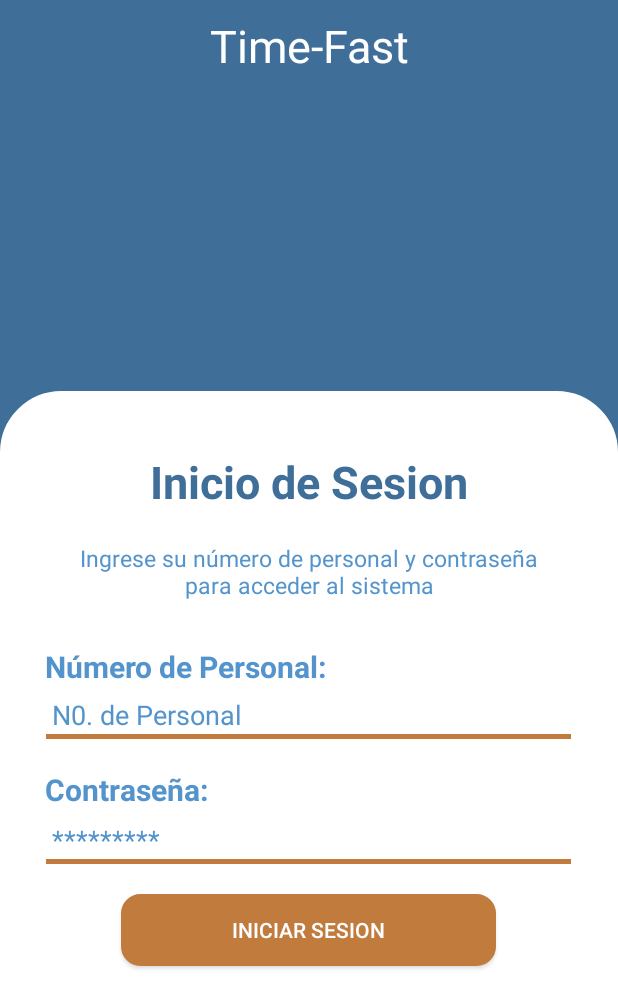
After one commit to sebastiancc27/TimeFastMovil, an Android app: the layout activity_login.xml on its own in the app's theme, with its tools: preview values and no code run, on a phone screen of 412 x 824 dp. The commit adds this screen. Shown: the top 1008 px of the screen. Run offline under Robolectric (Android 15) with nearby library versions, the phone set to English and light mode, and no system bars.

Commit message:
Pantalla de Login Shapes de Login y Edit Text Modificación de Themes y Strings

```diff
--- a/app/build.gradle.kts
+++ b/app/build.gradle.kts
@@ -30,6 +30,9 @@ android {
         sourceCompatibility = JavaVersion.VERSION_1_8
         targetCompatibility = JavaVersion.VERSION_1_8
     }
+    buildFeatures{
+        viewBinding=true
+    }
     kotlinOptions {
         jvmTarget = "1.8"
     }
--- a/app/src/main/AndroidManifest.xml
+++ b/app/src/main/AndroidManifest.xml
@@ -13,7 +13,7 @@
         android:theme="@style/Theme.TimeFastMovil"
         tools:targetApi="31">
         <activity
-            android:name=".MainActivity"
+            android:name=".LoginActivity"
             android:exported="true">
             <intent-filter>
                 <action android:name="android.intent.action.MAIN" />
@@ -21,6 +21,10 @@
                 <category android:name="android.intent.category.LAUNCHER" />
             </intent-filter>
         </activity>
+        <activity
+            android:name=".MainActivity"
+            android:exported="true">
+        </activity>
     </application>
 
 </manifest>
--- /dev/null
+++ b/app/src/main/java/uv/tc/timefastmovil/LoginActivity.kt
@@ -0,0 +1,18 @@
+package uv.tc.timefastmovil
+
+import android.os.Bundle
+import androidx.activity.enableEdgeToEdge
+import androidx.appcompat.app.AppCompatActivity
+import androidx.core.view.ViewCompat
+import androidx.core.view.WindowInsetsCompat
+import uv.tc.timefastmovil.databinding.ActivityLoginBinding
+
+class LoginActivity : AppCompatActivity() {
+    private lateinit var binding : ActivityLoginBinding
+    override fun onCreate(savedInstanceState: Bundle?) {
+        super.onCreate(savedInstanceState)
+        binding = ActivityLoginBinding.inflate(layoutInflater)
+        val view = binding.root
+        setContentView(view)
+    }
+}
--- /dev/null
+++ b/app/src/main/res/drawable/shape_edit_text.xml
@@ -0,0 +1,9 @@
+<?xml version="1.0" encoding="utf-8" ?>
+<layer-list xmlns:android="http://schemas.android.com/apk/res/android" >
+    <item android:gravity="bottom">
+        <shape>
+            <size android:height="3dp" />
+            <solid android:color="@color/secondary_color" />
+        </shape>
+    </item>
+</layer-list>
--- /dev/null
+++ b/app/src/main/res/drawable/shape_login_button.xml
@@ -0,0 +1,14 @@
+<?xml version="1.0" encoding="utf-8"?>
+<shape
+    xmlns:android="http://schemas.android.com/apk/res/android">
+    <corners
+        android:bottomRightRadius="12dp"
+        android:bottomLeftRadius="12dp"
+        android:topLeftRadius="12dp"
+        android:topRightRadius="12dp"/>
+    <stroke
+        android:color="@color/secondary_color"
+        android:width="2dp"/>
+    <solid  android:color="@color/secondary_color"/>
+
+</shape>
--- /dev/null
+++ b/app/src/main/res/drawable/shape_login_container_white.xml
@@ -0,0 +1,14 @@
+<?xml version="1.0" encoding="utf-8"?>
+<shape
+    xmlns:android="http://schemas.android.com/apk/res/android">
+    <corners
+        android:bottomRightRadius="0dp"
+        android:bottomLeftRadius="0dp"
+        android:topLeftRadius="40dp"
+        android:topRightRadius="40dp"/>
+    <stroke
+        android:color="#ffffff"
+        android:width="2dp"/>
+    <solid  android:color="@android:color/white"/>
+
+</shape>
--- /dev/null
+++ b/app/src/main/res/layout/activity_login.xml
@@ -0,0 +1,107 @@
+<?xml version="1.0" encoding="utf-8"?>
+<LinearLayout
+    xmlns:android="http://schemas.android.com/apk/res/android"
+    xmlns:app="http://schemas.android.com/apk/res-auto"
+    xmlns:tools="http://schemas.android.com/tools"
+    android:id="@+id/main"
+    android:layout_width="match_parent"
+    android:layout_height="match_parent"
+    tools:context=".LoginActivity"
+    android:orientation="vertical"
+    android:background="@color/background_color"
+    >
+    <TextView
+        android:layout_width="match_parent"
+        android:layout_height="wrap_content"
+        android:text="@string/login_titulo"
+        android:textColor="@color/white"
+        android:textSize="30sp"
+        android:textAlignment="center"
+        android:padding="10dp"
+        />
+
+    <LinearLayout
+        android:layout_width="match_parent"
+        android:layout_height="match_parent"
+        android:orientation="vertical"
+        android:background="@drawable/shape_login_container_white"
+        android:layout_marginTop="200dp"
+        android:padding="30dp"
+        >
+        <TextView
+            android:layout_width="match_parent"
+            android:layout_height="wrap_content"
+            android:text="@string/login_card_titulo"
+            android:textSize="30sp"
+            android:padding="10dp"
+            android:textAlignment="center"
+            android:textColor="@color/background_color"
+            android:textStyle="bold"
+            />
+
+        <TextView
+            android:layout_width="match_parent"
+            android:layout_height="wrap_content"
+            android:padding="10dp"
+            android:text="@string/login_card_subtitulo"
+            android:textAlignment="center"
+            android:textColor="@color/primary_color"
+            android:textSize="15sp" />
+        <TextView
+            android:layout_width="350dp"
+            android:layout_height="wrap_content"
+            android:text="@string/login_numero_personal_label"
+            android:textColor="@color/primary_color"
+            android:textStyle="bold"
+            android:textSize="20sp"
+            android:layout_marginTop="20dp"
+            />
+        <EditText
+            android:id="@+id/et_no_personal"
+            android:layout_width="350dp"
+            android:layout_height="wrap_content"
+            android:hint="@string/login_numero_personal_hint"
+            android:background="@drawable/shape_edit_text"
+            android:padding="4dp"
+            android:textColorHint="@color/primary_color"
+            android:layout_gravity="center"
+            android:layout_marginTop="2dp"
+            />
+
+        <TextView
+            android:layout_width="350dp"
+            android:layout_height="wrap_content"
+            android:text="@string/login_contrasena_label"
+            android:textColor="@color/primary_color"
+            android:textStyle="bold"
+            android:textSize="20sp"
+
+            android:layout_marginTop="20dp"
+            />
+        <EditText
+            android:id="@+id/et_contrasena"
+            android:layout_width="350dp"
+            android:layout_height="wrap_content"
+            android:inputType="textPassword"
+            android:hint="@string/login_contrasena_hint"
+            android:background="@drawable/shape_edit_text"
+            android:padding="4dp"
+            android:textColorHint="@color/primary_color"
+            android:layout_gravity="center"
+            android:layout_marginTop="3dp"
+            />
+            <Button
+                android:id="@+id/btn_iniciar_sesion"
+                android:layout_width="250dp"
+                android:layout_height="wrap_content"
+                android:background="@drawable/shape_login_button"
+                android:text="@string/login_iniciar_sesion_button"
+                android:textColor="@color/white"
+                android:layout_marginTop="20dp"
+                android:layout_gravity="center"
+                />
+
+    </LinearLayout>
+
+
+</LinearLayout>
--- a/app/src/main/res/values/strings.xml
+++ b/app/src/main/res/values/strings.xml
@@ -29,4 +29,16 @@
     <string name="envio_comentarios_text">Comentario</string>
     <string name="envio_boton_cancelar">Cancelar</string>
     <string name="envio_boton_guardar">Guardar</string>
+
+    <!--Mi Perfil-->
+    <string name="mi_perfil_titulo_pantalla">Time-Fast</string>
+    <string name="mi_perfil_titulo">Mi Perfil</string>
+    <string name="mi_perfil_nombre_text">Nombre</string>
+    <string name="mi_perfil_apellido_paterno_text">Apellido Paterno</string>
+    <string name="mi_perfil_apellido_materno_text">Apellido Materno</string>
+    <string name="mi_perfil_correo_text">Correo</string>
+    <string name="mi_perfil_contrasena_text">Contraseña</string>
+    <string name="mi_perfil_no_licencia_text">N0. Licencia</string>
+    <string name="mi_perfil_cancelar_button">Cancelar</string>
+    <string name="mi_perfil_actualizar_button">Actualizar</string>
 </resources>
--- a/app/src/main/res/values/themes.xml
+++ b/app/src/main/res/values/themes.xml
@@ -1,6 +1,6 @@
 <resources xmlns:tools="http://schemas.android.com/tools">
     <!-- Base application theme. -->
-    <style name="Base.Theme.TimeFastMovil" parent="Theme.Material3.DayNight.NoActionBar">
+    <style name="Base.Theme.TimeFastMovil" parent="Theme.AppCompat.DayNight.NoActionBar">
         <!-- Customize your light theme here. -->
         <!-- <item name="colorPrimary">@color/my_light_primary</item> -->
     </style>
```
Lines whose indentation alone changed are shown as unchanged.
